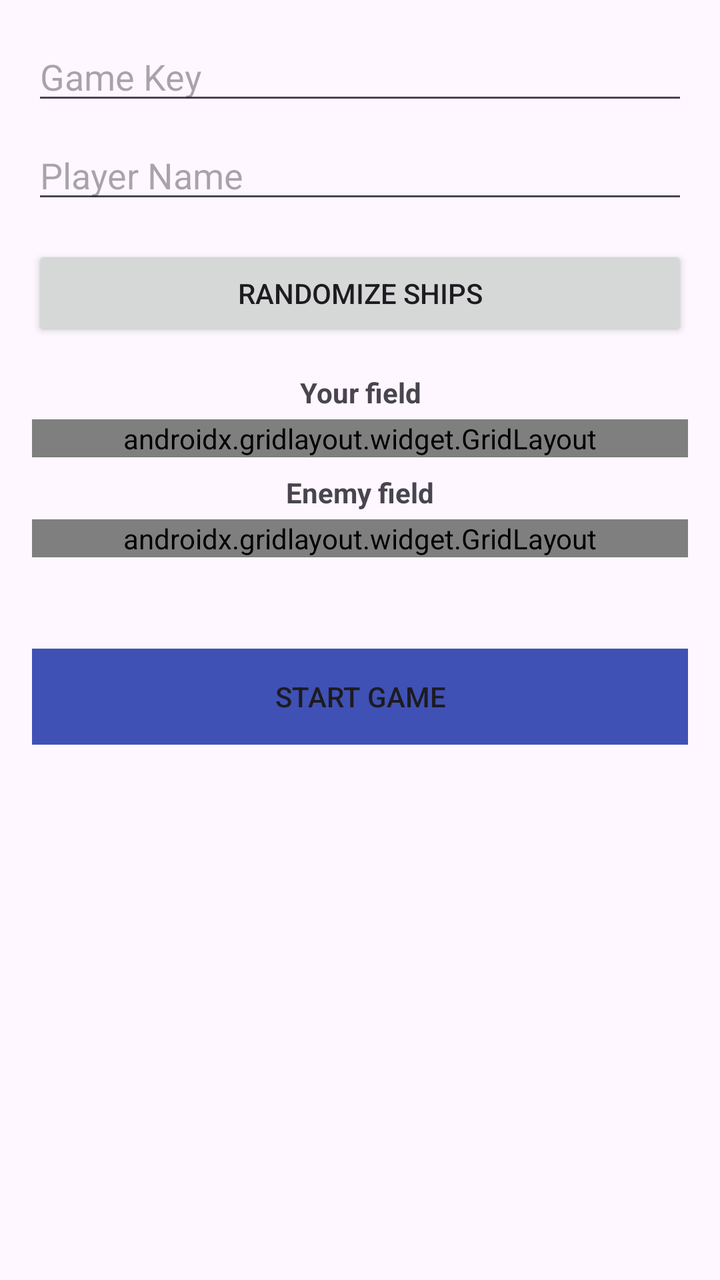
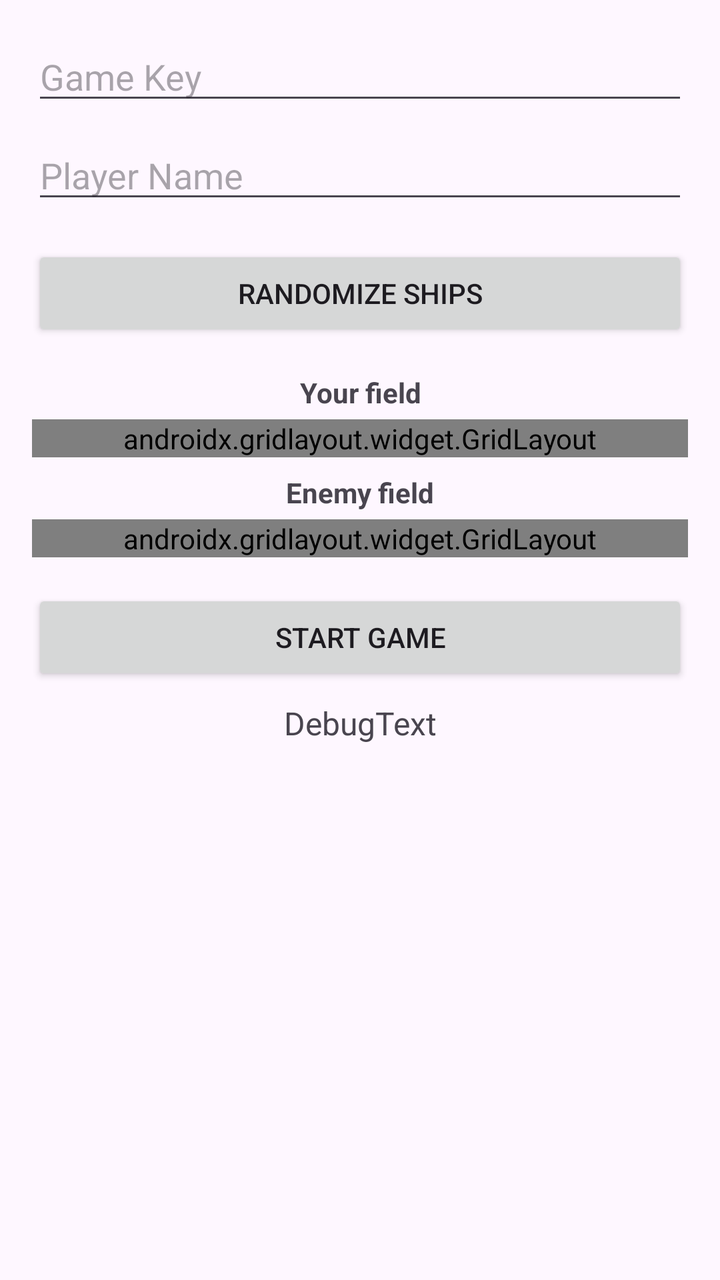

The first picture is an Android layout as it rendered before a commit; the second is the same layout after the commit. The layout source and the unified diff follow.
<!-- AndroidManifest.xml: application theme Theme.BattleshipClient -->
<!-- res/layout/activity_main.xml -->
<?xml version="1.0" encoding="utf-8"?>
<ScrollView xmlns:android="http://schemas.android.com/apk/res/android"
    xmlns:tools="http://schemas.android.com/tools"
    android:layout_width="match_parent"
    android:layout_height="match_parent">

    <LinearLayout
        android:id="@+id/root_layout"
        android:layout_width="match_parent"
        android:layout_height="wrap_content"
        android:orientation="vertical"
        android:padding="16dp"
        tools:context=".MainActivity">

        <EditText
            android:id="@+id/et_a"
            android:layout_width="match_parent"
            android:layout_height="wrap_content"
            android:hint="Game Key"
            android:layout_marginBottom="8dp"/>

        <EditText
            android:id="@+id/et_b"
            android:layout_width="match_parent"
            android:layout_height="wrap_content"
            android:hint="Player Name"
            android:layout_marginBottom="16dp"/>

        <Button
            android:id="@+id/btn_randomize"
            style="@style/Widget.AppCompat.Button"
            android:layout_width="match_parent"
            android:layout_height="wrap_content"
            android:layout_marginBottom="8dp"
            android:text="Randomize Ships" />

        <TextView
            android:layout_width="match_parent"
            android:layout_height="wrap_content"
            android:text="Your field"
            android:textStyle="bold"
            android:gravity="center"
            android:layout_marginTop="8dp"
            android:layout_marginBottom="4dp"/>

        <androidx.gridlayout.widget.GridLayout
            android:id="@+id/board_grid_own"
            android:layout_width="match_parent"
            android:layout_height="wrap_content"
            android:alignmentMode="alignMargins"
            android:columnCount="10"
            android:rowCount="10"
            android:useDefaultMargins="true"
            android:background="#cccccc" />

        <TextView
            android:layout_width="match_parent"
            android:layout_height="wrap_content"
            android:text="Enemy field"
            android:textStyle="bold"
            android:gravity="center"
            android:layout_marginTop="8dp"
            android:layout_marginBottom="4dp"/>

        <androidx.gridlayout.widget.GridLayout
            android:id="@+id/board_grid_enemy"
            android:layout_width="match_parent"
            android:layout_height="wrap_content"
            android:alignmentMode="alignMargins"
            android:columnCount="10"
            android:rowCount="10"
            android:useDefaultMargins="true"
            android:background="#cccccc" />

        <TextView
            android:id="@+id/result_tv"
            android:layout_width="match_parent"
            android:layout_height="wrap_content"
            android:text=" "
            android:textSize="16sp"
            android:gravity="center"
            android:layout_marginTop="8dp"/>

        <Button
            android:id="@+id/btn_add"
            style="@style/Widget.AppCompat.Button"
            android:layout_width="match_parent"
            android:layout_height="wrap_content"
            android:layout_marginTop="16dp"
            android:background="#3F51B5"
            android:text="Start Game" />
    </LinearLayout>
</ScrollView>
<!-- resources referenced by this layout -->
<resources>
  <style name="Theme.BattleshipClient" parent="Base.Theme.BattleshipClient" />
  <style name="Base.Theme.BattleshipClient" parent="Theme.Material3.DayNight.NoActionBar">
          
          
      </style>
</resources>

<!-- the commit's change to res/layout/activity_main.xml (unified diff, before → after) -->
@@ -28,11 +28,10 @@
 
         <Button
             android:id="@+id/btn_randomize"
-            style="@style/Widget.AppCompat.Button"
             android:layout_width="match_parent"
             android:layout_height="wrap_content"
-            android:layout_marginBottom="8dp"
-            android:text="Randomize Ships" />
+            android:text="Randomize Ships"
+            android:layout_marginBottom="8dp"/>
 
         <TextView
             android:layout_width="match_parent"
@@ -72,22 +71,20 @@
             android:useDefaultMargins="true"
             android:background="#cccccc" />
 
+        <Button
+            android:id="@+id/btn_add"
+            android:layout_width="match_parent"
+            android:layout_height="wrap_content"
+            android:text="Start Game"
+            android:layout_marginTop="16dp"/>
+
         <TextView
             android:id="@+id/result_tv"
             android:layout_width="match_parent"
             android:layout_height="wrap_content"
-            android:text=" "
+            android:text="DebugText"
             android:textSize="16sp"
             android:gravity="center"
             android:layout_marginTop="8dp"/>
-
-        <Button
-            android:id="@+id/btn_add"
-            style="@style/Widget.AppCompat.Button"
-            android:layout_width="match_parent"
-            android:layout_height="wrap_content"
-            android:layout_marginTop="16dp"
-            android:background="#3F51B5"
-            android:text="Start Game" />
     </LinearLayout>
 </ScrollView>
